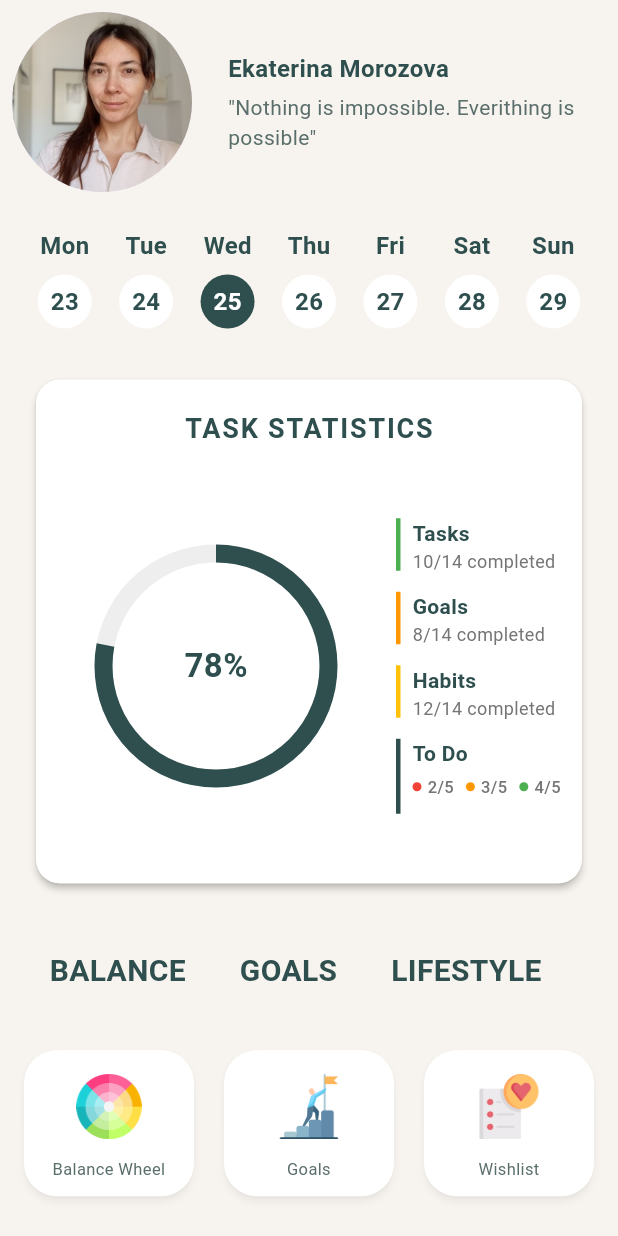
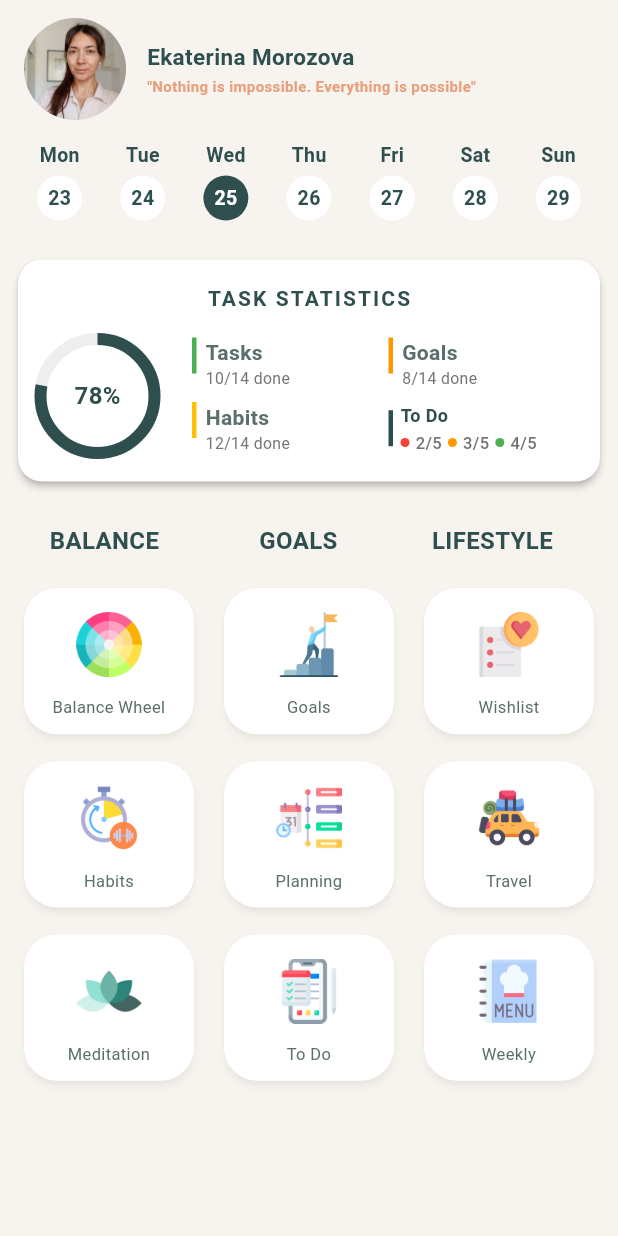
Before and after one commit to katmorozova/balance-lifestyle-app, a Flutter app: the screen it shows after launch, on a phone screen of 412 x 824 dp. Run offline on Flutter 3.47's test engine with Material 3 defaults, Android fonts, the phone set to English and light mode, and no system bars; Roboto replaces fonts that are missing (Georgia).

Commit message:
fix: adjust widgets sizes, spacing and alignment to fit home screen overflow

```diff
--- a/balance_lifestyle/lib/features/home/widgets/category_grid_items.dart
+++ b/balance_lifestyle/lib/features/home/widgets/category_grid_items.dart
@@ -5,17 +5,19 @@ class CategoryGridItems extends StatelessWidget {
   @override
   Widget build(BuildContext context) {
     return Padding(
-      padding: const EdgeInsets.symmetric(vertical: 24.0, horizontal: 16.0),
+      padding: const EdgeInsets.symmetric(vertical: 6.0, horizontal: 4.0),
       child: Row(
-        mainAxisAlignment: MainAxisAlignment.spaceAround,
         children: [
-          Column(
+          Expanded(
+            child:Column(
               mainAxisSize: MainAxisSize.min,
               children: [
                 Text(
                   'BALANCE',
+                  textAlign: TextAlign.center,
                   style: TextStyle(
-                  fontSize: 20,
+                    fontSize: 16,
+                    fontFamily: 'Georgia',
                     fontWeight: FontWeight.bold,
                     color: AppColors.textPrimary,
                   ),
@@ -23,14 +25,18 @@ class CategoryGridItems extends StatelessWidget {
                 //aqui va lógica de una seccion selecionada(indicador inferior)
               ],
             ),
-          const SizedBox(height: 24),
-          Column(
+          ),
+          const SizedBox(width: 14),
+          Expanded(
+            child: Column(
               mainAxisSize: MainAxisSize.min,
               children: [
                 Text(
                   'GOALS',
+                  textAlign: TextAlign.center,
                   style: TextStyle(
-                  fontSize: 20,
+                    fontSize: 16,
+                    fontFamily: 'Georgia',
                     fontWeight: FontWeight.bold,
                     color: AppColors.textPrimary,
                   ),
@@ -38,14 +44,18 @@ class CategoryGridItems extends StatelessWidget {
               //aqui va lógica de una seccion selecionada(indicador inferior)
               ],
             ),
-          const SizedBox(height: 24),
-          Column(
+          ),
+          const SizedBox(width: 14),
+          Expanded(
+            child: Column(
               mainAxisSize: MainAxisSize.min,
               children: [
                 Text(
                   'LIFESTYLE',
+                  textAlign: TextAlign.center,
                   style: TextStyle(
-                  fontSize: 20,
+                    fontSize: 16,
+                    fontFamily: 'Georgia',
                     fontWeight: FontWeight.bold,
                     color: AppColors.textPrimary,
                   ),
@@ -53,7 +63,8 @@ class CategoryGridItems extends StatelessWidget {
                 //aqui va lógica de una seccion selecionada(indicador inferior)
               ],
             ),
-          const SizedBox(height: 24),
+          ),
+          const SizedBox(width: 14),
         ],
       ),
     );
--- a/balance_lifestyle/lib/features/home/widgets/profile_header.dart
+++ b/balance_lifestyle/lib/features/home/widgets/profile_header.dart
@@ -4,13 +4,15 @@ import 'package:flutter/material.dart';
 class ProfileHeader extends StatelessWidget {
   @override
   Widget build(BuildContext context) {
-    return Row(
+    return Padding(
+      padding: const EdgeInsets.only(left: 8.0, right: 4.0, top: 4.0),
+      child: Row(
       children: [
         CircleAvatar(
-          radius: 60,
+          radius: 34,
           backgroundImage: AssetImage('assets/images/ekaterina_image.jpg'),
         ),
-        SizedBox(width: 24),
+        SizedBox(width: 14),
 
         Expanded(
           child: Column(
@@ -19,22 +21,27 @@ class ProfileHeader extends StatelessWidget {
               Text(
                 'Ekaterina Morozova',
                 style: TextStyle(
-                  fontSize: 16,
+                  fontSize: 15,
+                  fontFamily: 'Georgia',
                   fontWeight: FontWeight.bold,
                   color: AppColors.textPrimary,
                 ),
               ),
-              SizedBox(height: 4),
+              SizedBox(height: 2),
 
               Text(
-                '"Nothing is impossible. Everithing is possible"',
-                style: TextStyle(fontSize: 14, color: AppColors.textSecondary),
+                '"Nothing is impossible. Everything is possible"',
+                style: TextStyle(
+                  fontSize: 10,
+                  fontWeight: FontWeight.bold,
+                  color: AppColors.textAccent),
                 maxLines: 2,
               ),
             ],
           ),
         ),
       ],
+    ),
     );
   }
 }
--- a/balance_lifestyle/lib/features/home/widgets/tasks_statistics_card.dart
+++ b/balance_lifestyle/lib/features/home/widgets/tasks_statistics_card.dart
@@ -8,37 +8,38 @@ class TasksStatisticsCard extends StatelessWidget {
       elevation: 2,
       shape: RoundedRectangleBorder(borderRadius: BorderRadius.circular(16)),
       color: Colors.white,
-      margin: const EdgeInsets.symmetric(horizontal: 16, vertical: 8),
+      margin: const EdgeInsets.symmetric(horizontal: 4, vertical: 10),
       child: Padding(
-        padding: const EdgeInsets.all(20.0),
+        padding: const EdgeInsets.symmetric(horizontal: 12.0, vertical: 16.0),
         child: Column(
           mainAxisSize: MainAxisSize.min,
           children: [
             Text(
               'TASK STATISTICS',
               style: TextStyle(
-                fontSize: 18,
+                fontSize: 14,
+                fontFamily: 'Georgia',
                 fontWeight: FontWeight.bold,
-                letterSpacing: 1.2,
+                letterSpacing: 1.4,
                 color: AppColors.textPrimary,
               ),
             ),
-            const SizedBox(height: 20),
+            const SizedBox(height: 14),
 
             Row(
               children: [
                 SizedBox(
-                  width: 200,
-                  height: 250,
+                  width: 82,
+                  height: 82,
                   child: Stack(
                     alignment: Alignment.center,
                     children: [
                       SizedBox(
-                        width: 150,
-                        height: 150,
+                        width: 76,
+                        height: 76,
                         child: CircularProgressIndicator(
                           value: 0.78,
-                          strokeWidth: 12,
+                          strokeWidth: 8,
                           backgroundColor: Colors.grey.shade200,
                           valueColor: const AlwaysStoppedAnimation<Color>(
                             AppColors.primary,
@@ -48,7 +49,8 @@ class TasksStatisticsCard extends StatelessWidget {
                       Text(
                         '78%',
                         style: TextStyle(
-                          fontSize: 22,
+                          fontSize: 16,
+                          fontFamily: 'Georgia',
                           fontWeight: FontWeight.bold,
                           color: AppColors.textPrimary,
                         ),
@@ -56,30 +58,49 @@ class TasksStatisticsCard extends StatelessWidget {
                     ],
                   ),
                 ),
-                const SizedBox(width: 20),
+                const SizedBox(width: 22),
+                // Cuadrícula de columnas con textos 2x2
                 Expanded(
                   child: Column(
-                    crossAxisAlignment: CrossAxisAlignment.start,
+                    mainAxisSize: MainAxisSize.min,
                     children: [
-                      _buildStatItem(
+                      // Fila 1: Tasks + Goals
+                      Row(
+                        children: [
+                          Expanded(
+                            child: _buildStatItem(
                               color: Colors.green,
                               title: 'Tasks',
-                        subtitle: '10/14 completed',
+                              subtitle: '10/14 done',
                             ),
-                      const SizedBox(height: 12),
-                      _buildStatItem(
+                          ),
+                          const SizedBox(width: 2),
+                          Expanded(
+                            child: _buildStatItem(
                               color: Colors.orange,
                               title: 'Goals',
-                        subtitle: '8/14 completed',
+                              subtitle: '8/14 done',
                             ),
-                      const SizedBox(height: 12),
-                      _buildStatItem(
+                          ),
+                        ],
+                      ),
+                      const SizedBox(height: 8),
+                      // Fila 2: Habits + To Do
+                      Row(
+                        children: [
+                          Expanded(
+                            child: _buildStatItem(
                               color: Colors.amber,
                               title: 'Habits',
-                        subtitle: '12/14 completed',
+                              subtitle: '12/14 done',
                             ),
-                      const SizedBox(height: 12),
-                      _buildToDoItem(),
+                          ),
+                          const SizedBox(width: 2),
+                          Expanded(
+                            child: _buildToDoItem(),
+                          ),
+                        ],
+                      ),
                     ],
                   ),
                 ),
@@ -101,9 +122,9 @@ class TasksStatisticsCard extends StatelessWidget {
       children: [
         Container(
           width: 3,
-          height: 35,
+          height: 24,
           color: color,
-          margin: const EdgeInsets.only(right: 8),
+          margin: const EdgeInsets.only(right: 6),
         ),
         Column(
           crossAxisAlignment: CrossAxisAlignment.start,
@@ -112,13 +133,18 @@ class TasksStatisticsCard extends StatelessWidget {
               title,
               style: TextStyle(
                 fontSize: 14,
+                fontFamily: 'Georgia',
                 fontWeight: FontWeight.bold,
-                color: AppColors.textPrimary,
+                color: AppColors.textSecondary,
               ),
             ),
             Text(
               subtitle,
-              style: TextStyle(fontSize: 12, color: Colors.grey.shade600),
+              style: TextStyle(
+                fontSize: 10.5,
+                fontFamily: 'Georgia',
+                color: Colors.grey.shade600
+              ),
             ),
           ],
         ),
@@ -129,13 +155,13 @@ class TasksStatisticsCard extends StatelessWidget {
   //Widget ToDo
   Widget _buildToDoItem() {
     return Row(
-      crossAxisAlignment: CrossAxisAlignment.start,
+      crossAxisAlignment: CrossAxisAlignment.center,
       children: [
         Container(
           width: 3,
-          height: 50,
+          height: 24,
           color: AppColors.textPrimary,
-          margin: const EdgeInsets.only(right: 8),
+          margin: const EdgeInsets.only(right: 5),
         ),
         Column(
           crossAxisAlignment: CrossAxisAlignment.start,
@@ -143,18 +169,19 @@ class TasksStatisticsCard extends StatelessWidget {
             Text(
               'To Do',
               style: TextStyle(
-                fontSize: 14,
+                fontSize: 12,
+                fontFamily: 'Georgia',
                 fontWeight: FontWeight.bold,
                 color: AppColors.textPrimary,
               ),
             ),
-            const SizedBox(height: 4),
+            const SizedBox(height: 2),
             Row(
               children: [
                 _buildDotLabel(Colors.red, '2/5'),
-                const SizedBox(width: 8),
+                const SizedBox(width: 4),
                 _buildDotLabel(Colors.orange, '3/5'),
-                const SizedBox(width: 8),
+                const SizedBox(width: 4),
                 _buildDotLabel(Colors.green, '4/5'),
               ],
             ),
--- a/balance_lifestyle/lib/features/home/widgets/week_calendar.dart
+++ b/balance_lifestyle/lib/features/home/widgets/week_calendar.dart
@@ -11,8 +11,8 @@ class WeekCalendar extends StatelessWidget {
 
     return Padding(
       padding: const EdgeInsets.symmetric(
-        vertical: 16.0,
-        horizontal: 8.0
+        vertical: 6.0,
+        horizontal: 4.0
       ),
 
       child: Row(
@@ -29,16 +29,17 @@ class WeekCalendar extends StatelessWidget {
                   Text(
                     weekDays[index],
                     style: TextStyle(
-                      fontSize: 16,
+                      fontSize: 13,
+                      fontFamily: 'Georgia',
                       fontWeight: FontWeight.bold,
                       color: AppColors.textPrimary,
                     ),
                   ),
-                const SizedBox(height: 8),
+                const SizedBox(height: 4),
 
                 Container(
-                  width: 36,
-                  height: 36,
+                  width: 30,
+                  height: 30,
                   alignment: Alignment.center,
                   decoration: BoxDecoration(
                     color: isToday ? AppColors.textPrimary : Colors.white,
@@ -47,7 +48,8 @@ class WeekCalendar extends StatelessWidget {
                   child: Text(
                     '${currentDay.day}',
                     style: TextStyle(
-                      fontSize: 16,
+                      fontSize: 13,
+                      fontFamily: 'Georgia',
                       fontWeight: FontWeight.bold,
                       color: isToday ? Colors.white : AppColors.textPrimary,
                     ),
```
Lines whose indentation alone changed are shown as unchanged.
